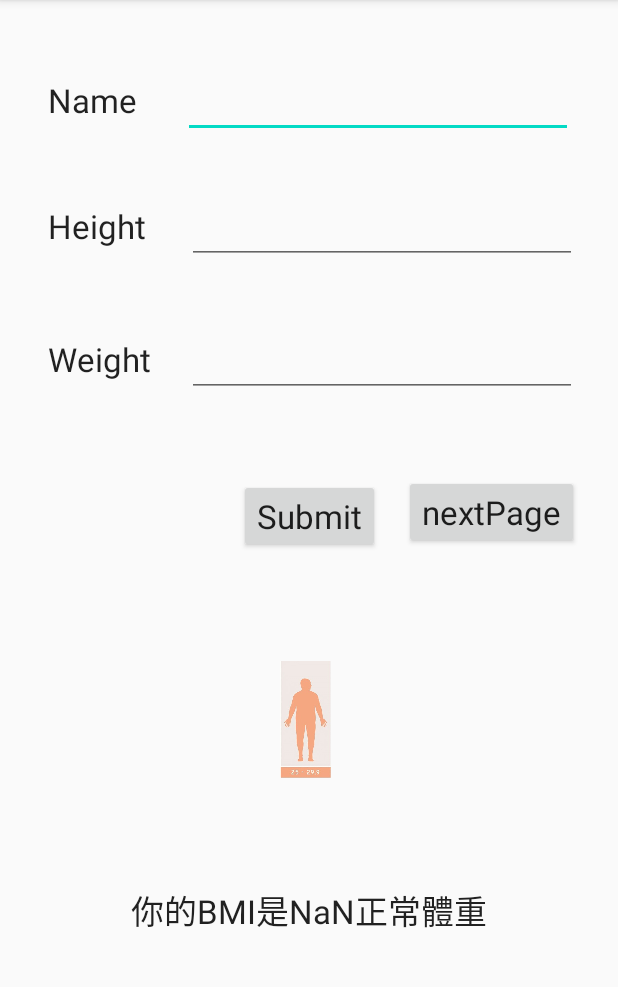
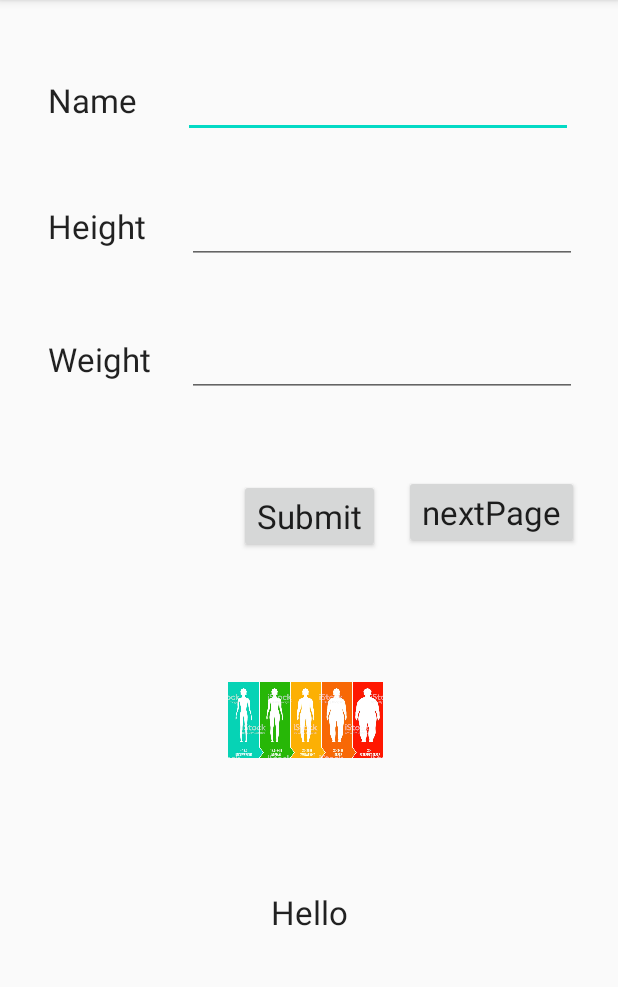
Before and after one commit to xdsw2323/Test0424, an Android app: the screen it shows after launch (MainActivity), after a tap on "Submit", on a phone screen of 412 x 824 dp, the part 84-1071 px from its top. Run offline under Robolectric (Android 15) with nearby library versions, the phone set to English and light mode, and no system bars.

Commit message:
刪除確認按鈕的功能

```diff
--- a/app/src/main/java/com/example/test0320/MainActivity.java
+++ b/app/src/main/java/com/example/test0320/MainActivity.java
@@ -32,35 +32,35 @@ public class MainActivity extends AppCompatActivity {
 
     }
 
-    public void show(View view) {
-        TextView b = findViewById(R.id.tv_showbmi);
-        ImageView view1 = (ImageView) findViewById(R.id.iv_pic);
-        double w_value = Double.parseDouble(w.getText().toString());
-        double h_value = Double.parseDouble(h.getText().toString());
-        double bmi = w_value / (h_value/100.0 * h_value/100.0);
-
-        DecimalFormat df = new DecimalFormat("#.#");
-
-
-
-        String msg;
-        if ((bmi<18.5)){
-            msg="體重過輕";
-            Toast.makeText(this, "體重過輕", Toast.LENGTH_LONG).show();
-            view1.setImageResource(R.drawable.b1);
-        }else if(bmi>24){
-            msg="體重過重";
-            Toast.makeText(this, "體重過重", Toast.LENGTH_SHORT).show();
-            view1.setImageResource(R.drawable.b2);
-        }else {
-            msg="正常體重";
-            Toast.makeText(this, "正常體重", Toast.LENGTH_SHORT).show();
-            view1.setImageResource(R.drawable.b3);
-        }
-
-        b.setText(name.getText().toString() + "你的BMI是" + df.format(bmi)+msg);
-
-    }
+//    public void show(View view) {
+//        TextView b = findViewById(R.id.tv_showbmi);
+//        ImageView view1 = (ImageView) findViewById(R.id.iv_pic);
+//        double w_value = Double.parseDouble(w.getText().toString());
+//        double h_value = Double.parseDouble(h.getText().toString());
+//        double bmi = w_value / (h_value/100.0 * h_value/100.0);
+//
+//        DecimalFormat df = new DecimalFormat("#.#");
+//
+//
+//
+//        String msg;
+//        if ((bmi<18.5)){
+//            msg="體重過輕";
+//            Toast.makeText(this, "體重過輕", Toast.LENGTH_LONG).show();
+//            view1.setImageResource(R.drawable.b1);
+//        }else if(bmi>24){
+//            msg="體重過重";
+//            Toast.makeText(this, "體重過重", Toast.LENGTH_SHORT).show();
+//            view1.setImageResource(R.drawable.b2);
+//        }else {
+//            msg="正常體重";
+//            Toast.makeText(this, "正常體重", Toast.LENGTH_SHORT).show();
+//            view1.setImageResource(R.drawable.b3);
+//        }
+//
+//        b.setText(name.getText().toString() + "你的BMI是" + df.format(bmi)+msg);
+//
+//    }
 
     public void nextPage(View view) {
         Bundle bundle = new Bundle();
```
